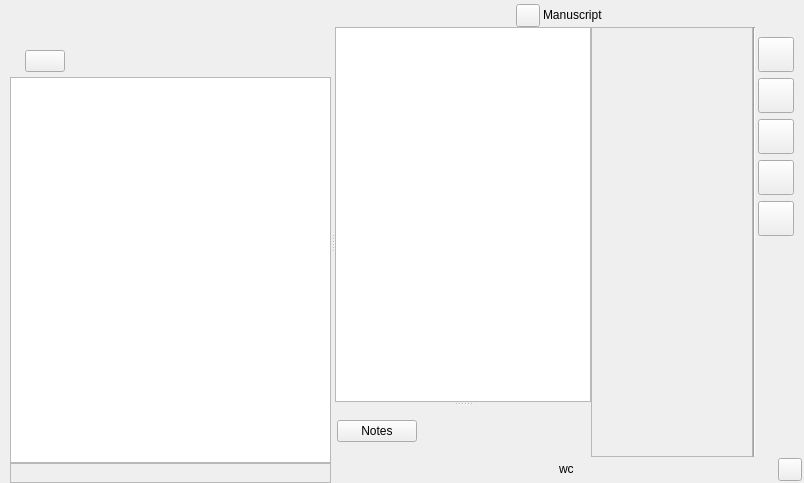
Before: the Qt Designer form ui/manuscript_view.ui in zkovari/plotlyst, drawn with Qt 5.
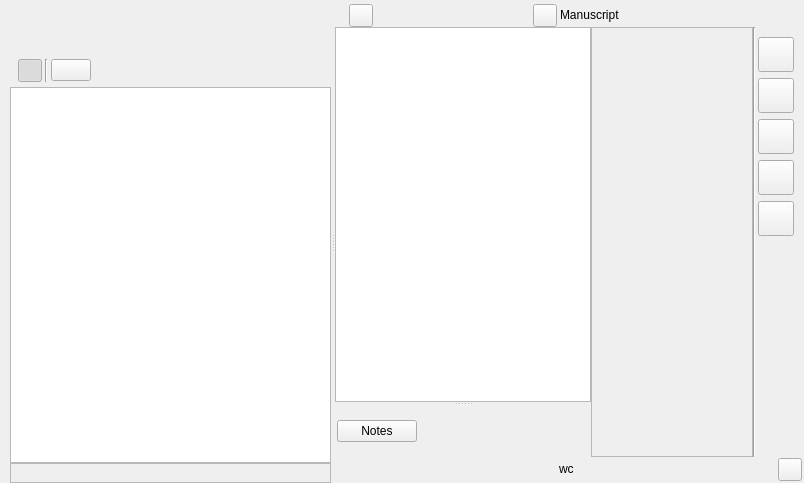
After: the same form once the commit is applied. Custom widgets are drawn as their Qt base class.

Commit message: Hide tree view in manuscript editor, closes #1194

The edit to the form file:
```diff
--- a/ui/manuscript_view.ui
+++ b/ui/manuscript_view.ui
@@ -58,13 +58,46 @@
         <number>0</number>
        </property>
        <item>
+        <widget class="QWidget" name="" native="true">
         <layout class="QHBoxLayout" name="horizontalLayout_4">
+          <property name="spacing">
+           <number>3</number>
+          </property>
          <property name="leftMargin">
-          <number>15</number>
+           <number>8</number>
          </property>
          <property name="bottomMargin">
           <number>5</number>
          </property>
+          <item>
+           <widget class="QToolButton" name="btnTreeToggle">
+            <property name="cursor">
+             <cursorShape>PointingHandCursor</cursorShape>
+            </property>
+            <property name="toolTip">
+             <string>Toggle sidebar</string>
+            </property>
+            <property name="text">
+             <string/>
+            </property>
+            <property name="checkable">
+             <bool>true</bool>
+            </property>
+            <property name="checked">
+             <bool>true</bool>
+            </property>
+            <property name="base" stdset="0">
+             <bool>true</bool>
+            </property>
+           </widget>
+          </item>
+          <item>
+           <widget class="Line" name="line_3">
+            <property name="orientation">
+             <enum>Qt::Vertical</enum>
+            </property>
+           </widget>
+          </item>
          <item>
           <widget class="QPushButton" name="btnAdd">
            <property name="sizePolicy">
@@ -110,6 +143,7 @@
           </spacer>
          </item>
         </layout>
+        </widget>
        </item>
        <item>
         <widget class="ScenesTreeView" name="treeChapters"/>
@@ -218,7 +252,7 @@
                <number>3</number>
               </property>
               <property name="leftMargin">
-               <number>2</number>
+               <number>9</number>
               </property>
               <property name="topMargin">
                <number>4</number>
@@ -229,6 +263,28 @@
               <property name="bottomMargin">
                <number>0</number>
               </property>
+              <item alignment="Qt::AlignBottom">
+               <widget class="QToolButton" name="btnTreeToggleSecondary">
+                <property name="cursor">
+                 <cursorShape>PointingHandCursor</cursorShape>
+                </property>
+                <property name="toolTip">
+                 <string>Toggle sidebar</string>
+                </property>
+                <property name="text">
+                 <string/>
+                </property>
+                <property name="checkable">
+                 <bool>true</bool>
+                </property>
+                <property name="checked">
+                 <bool>false</bool>
+                </property>
+                <property name="transparent-circle-bg-on-hover" stdset="0">
+                 <bool>true</bool>
+                </property>
+               </widget>
+              </item>
               <item>
                <spacer name="horizontalSpacer_2">
                 <property name="orientation">
```
Left out of the diff: 2 changed lines with no effect on the pictures. Lines whose indentation alone changed are shown as unchanged. The commit also changes 2 other files.
